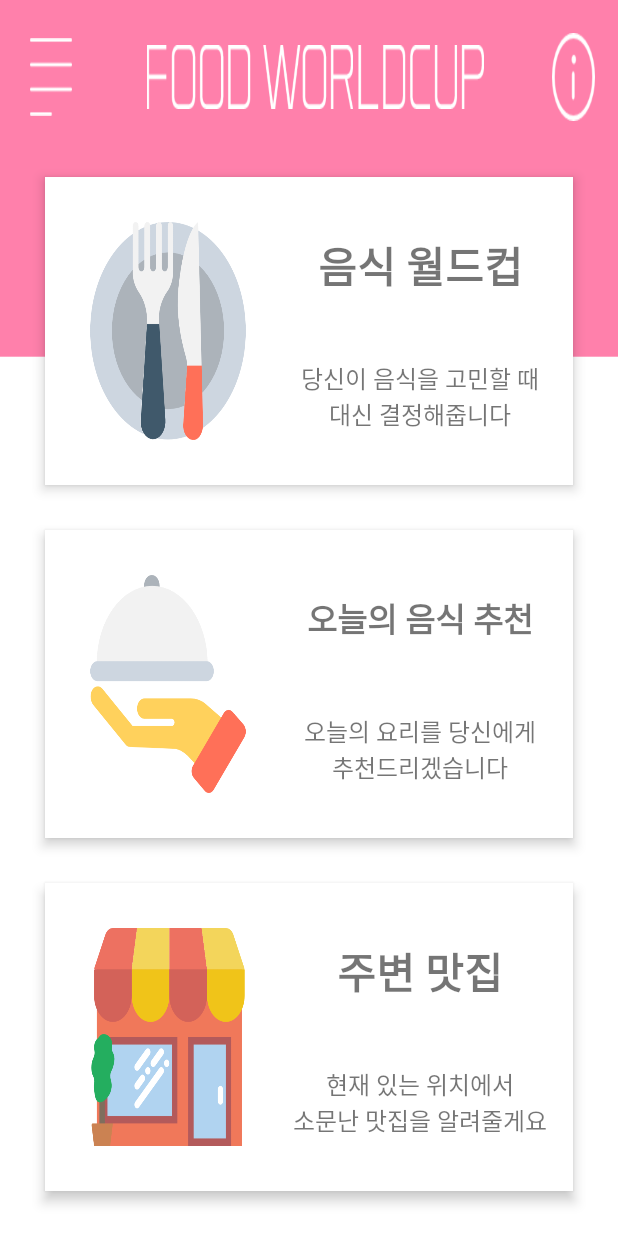
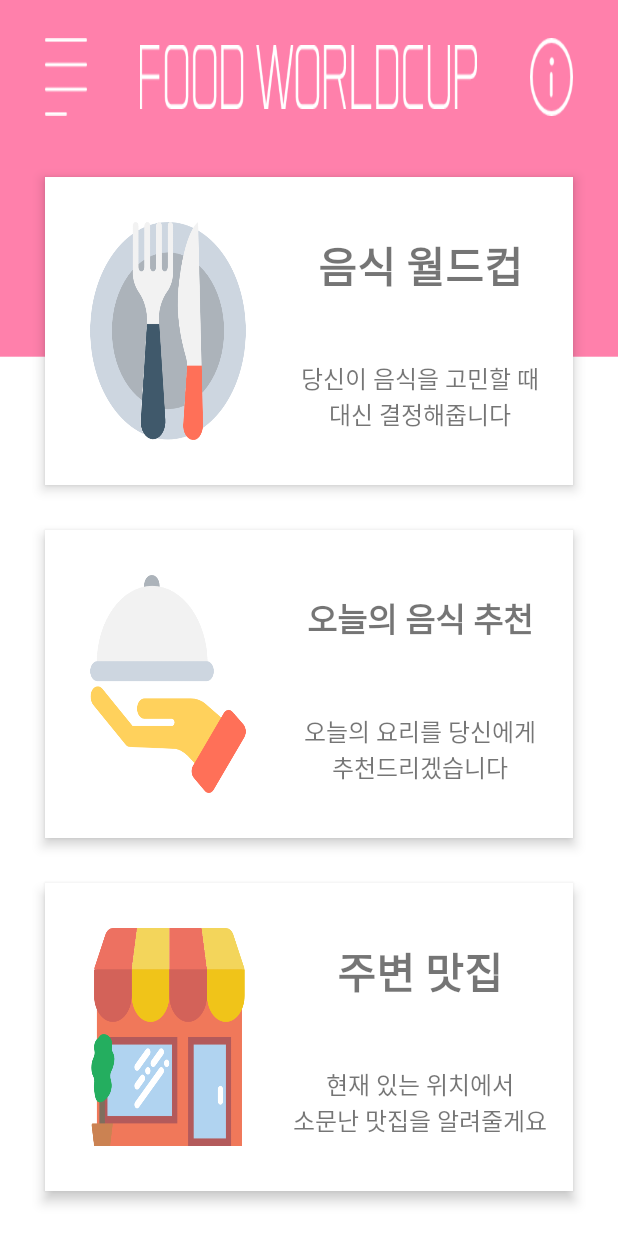
Before and after one commit to antaehyeon/SejongLecture_AndroidTeamProgramming, an Android app: the screen it shows after launch (MainActivity), on a phone screen of 412 x 824 dp. Run offline under Robolectric (Android 15) with nearby library versions, the phone set to English and light mode, and no system bars.

Commit message:
Update activity_main - AppBar 부분의 ImageButton 위치를 수정하였습니다.

```diff
--- a/app/src/main/res/layout/activity_main.xml
+++ b/app/src/main/res/layout/activity_main.xml
@@ -24,7 +24,7 @@
                 android:layout_height="match_parent"
                 android:layout_weight="1"
                 android:layout_marginVertical="25dp"
-                android:layout_marginHorizontal="20dp"
+                android:layout_marginLeft="30dp"
                 android:background="@drawable/left_alignment"/>
 
             <ImageView
@@ -33,15 +33,15 @@
                 android:background="@drawable/title"
                 android:layout_gravity="center"
                 android:layout_marginVertical="30dp"
-                android:layout_marginHorizontal="30dp"
+                android:layout_marginHorizontal="35dp"
                 android:layout_weight="8"/>
 
             <ImageView
                 android:layout_width="0dp"
                 android:layout_height="match_parent"
                 android:background="@drawable/info"
-                android:layout_marginVertical="22dp"
-                android:layout_marginHorizontal="15dp"
+                android:layout_marginVertical="25dp"
+                android:layout_marginRight="30dp"
                 android:layout_weight="1"/>
 
 
```
